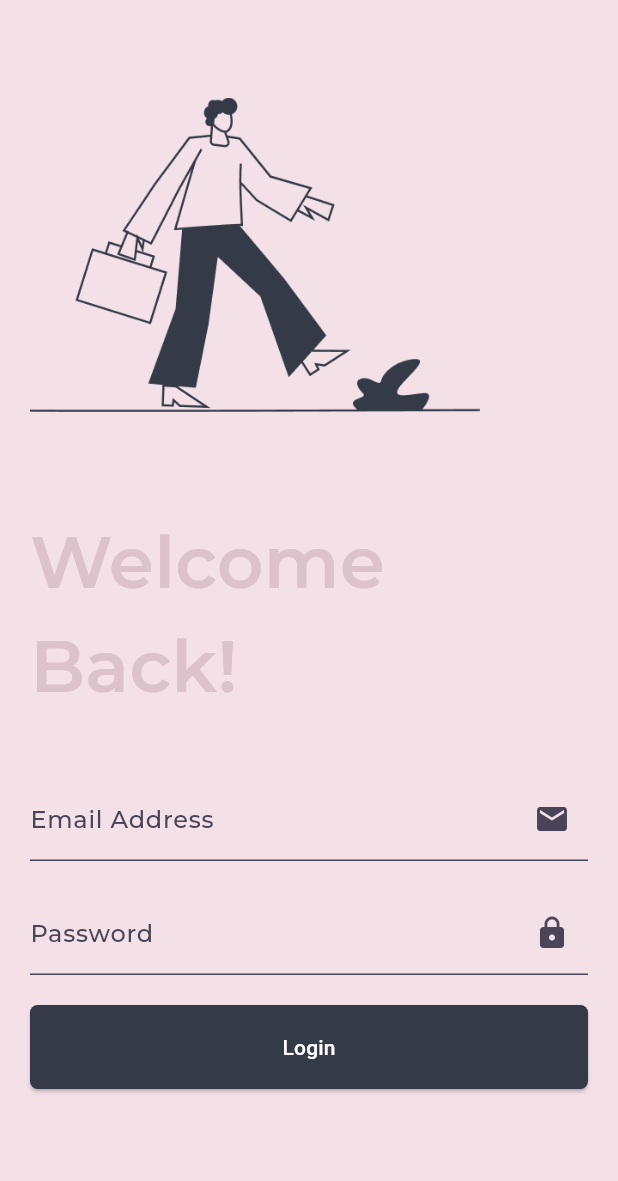
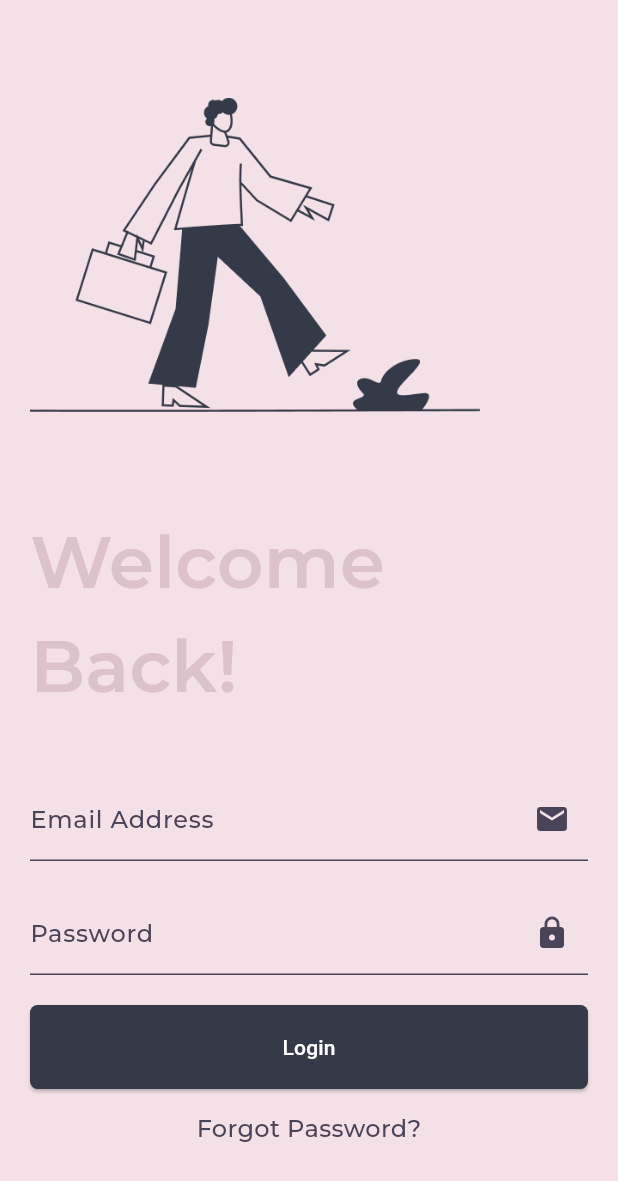
Before and after one commit to aete-sam/flutter_week1_login_app, a Flutter app: the screen it shows after launch, on a phone screen of 412 x 824 dp. Shown: the top 1181 px of the screen. Run offline on Flutter 3.47's test engine with Material 3 defaults, Android fonts, the phone set to English and light mode, and no system bars; our stand-ins replace google_fonts.

Commit message:
added forgot password label

```diff
--- a/lib/screens/login.dart
+++ b/lib/screens/login.dart
@@ -121,6 +121,17 @@ class _LoginState extends State<Login> {
                     child: const Text('Login'),
                   ),
                 ),
+                const SizedBox(height: 15),
+                Center(
+                  child: Text(
+                    'Forgot Password?',
+                    style: GoogleFonts.montserrat(
+                      fontSize: 16,
+                      color: const Color(0xFF4A4458),
+                      fontWeight: FontWeight.w500,
+                    ),
+                  ),
+                ),
               ],
             ),
           ),
```
